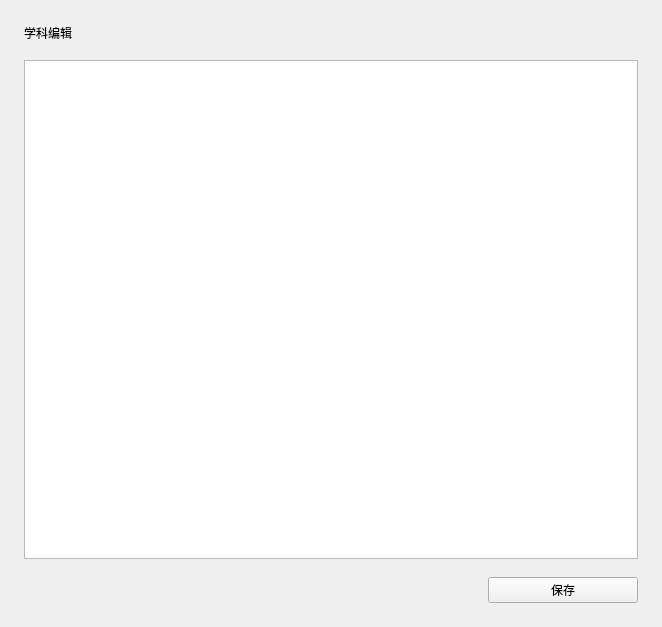
Old version of the form view/menu/subject.ui in the repository xuanxuan1231/Class-Widgets.
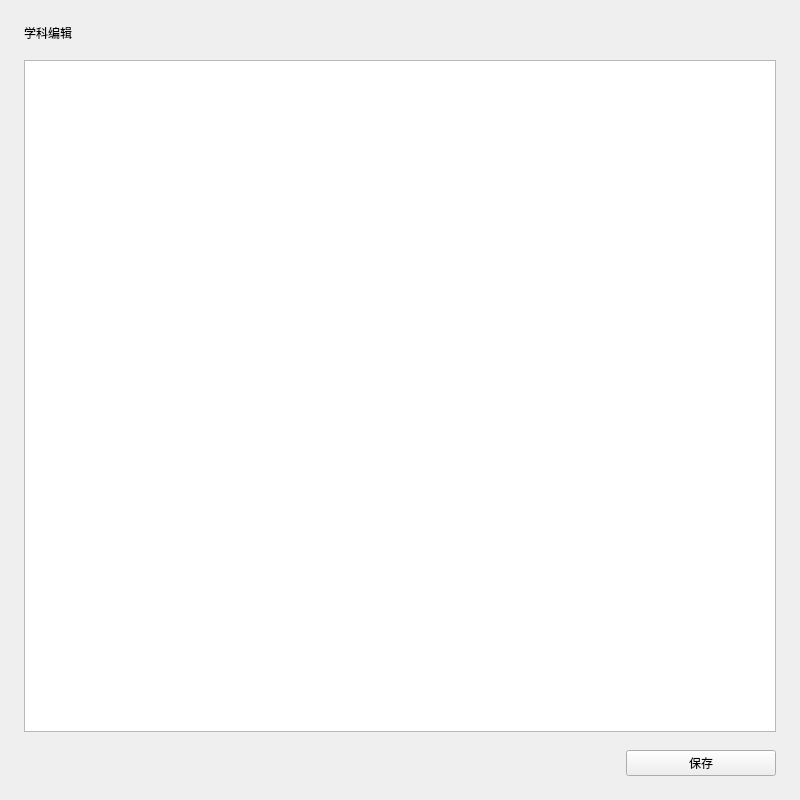
New version of the form. Custom widgets are drawn as their Qt base class.

What changed in the file:
```diff
--- a/view/menu/subject.ui
+++ b/view/menu/subject.ui
@@ -6,8 +6,8 @@
    <rect>
     <x>0</x>
     <y>0</y>
-    <width>662</width>
-    <height>627</height>
+    <width>800</width>
+    <height>800</height>
    </rect>
   </property>
   <property name="windowTitle">
```
